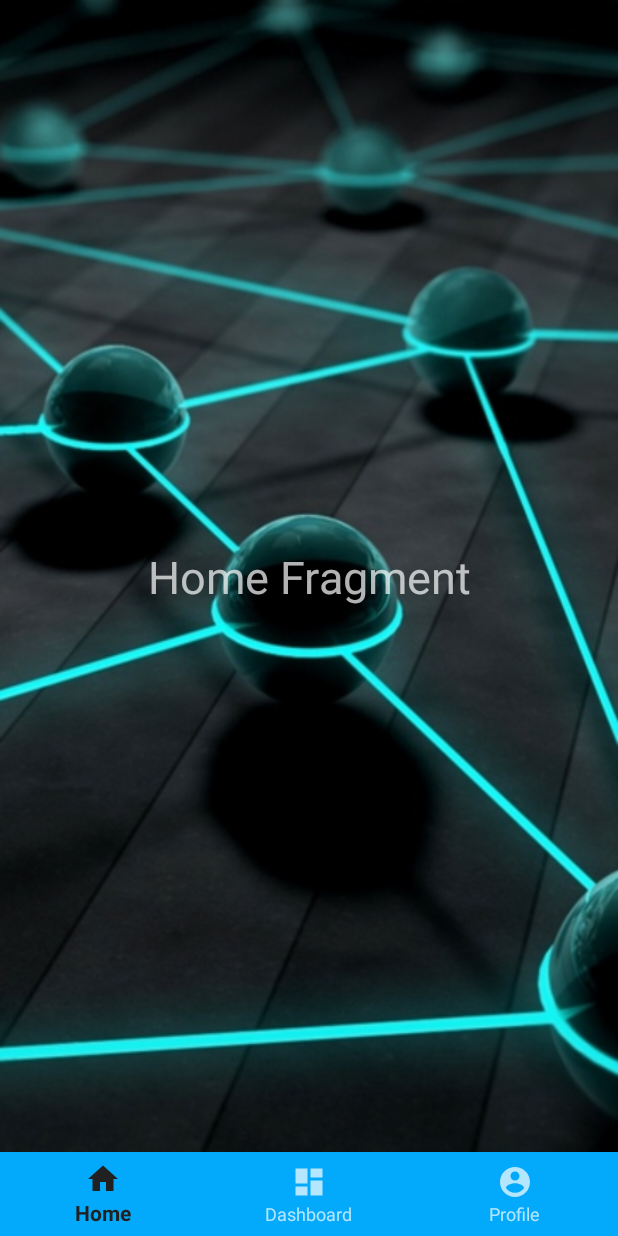
After one commit to cheese-advocate/LinkVantage-Android, an Android app: the Dash screen opened directly, with no data from a screen before it, on a phone screen of 412 x 824 dp. The commit adds this screen. Run offline under Robolectric (Android 15) with nearby library versions, the phone set to English and light mode, and no system bars.

Commit message:
All these files are needed to implement the basic bottom navigation bar. The bottom nav and dashboard are now implemented and functional. Functionality can be added as needed during the project

```diff
--- a/CompulinkApp/app/src/main/AndroidManifest.xml
+++ b/CompulinkApp/app/src/main/AndroidManifest.xml
@@ -9,7 +9,7 @@
         android:roundIcon="@mipmap/ic_launcher_round"
         android:supportsRtl="true"
         android:theme="@style/Theme.AppCompat.NoActionBar">
-
+        <activity android:name=".Dash"></activity>
         <activity android:name=".RegisterCompanyActivity" />
         <activity android:name=".LoginActivity" />
         <activity android:name=".RegisterAccount" />
--- /dev/null
+++ b/CompulinkApp/app/src/main/java/com/example/compulinkapp/Dash.java
@@ -0,0 +1,48 @@
+package com.example.compulinkapp;
+
+import androidx.annotation.NonNull;
+import androidx.appcompat.app.AppCompatActivity;
+import androidx.fragment.app.Fragment;
+
+import android.os.Bundle;
+import android.view.MenuItem;
+
+import com.google.android.material.bottomnavigation.BottomNavigationView;
+
+public class Dash extends AppCompatActivity {
+
+    @Override
+    protected void onCreate(Bundle savedInstanceState) {
+        super.onCreate(savedInstanceState);
+        setContentView(R.layout.activity_dash);
+
+        BottomNavigationView bottomNav = findViewById(R.id.bottom_navigation);
+        bottomNav.setOnNavigationItemSelectedListener(navListener);
+
+        getSupportFragmentManager().beginTransaction().replace(R.id.fragment_container, new HomeFragment()).commit();
+    }
+
+    private BottomNavigationView.OnNavigationItemSelectedListener navListener = new BottomNavigationView.OnNavigationItemSelectedListener() {
+        @Override
+        public boolean onNavigationItemSelected(@NonNull MenuItem menuItem) {
+            Fragment selectedFragment = null;
+
+            switch (menuItem.getItemId())
+            {
+                case R.id.nav_home:
+                    selectedFragment = new HomeFragment();
+                    break;
+                case R.id.nav_dashboard:
+                    selectedFragment = new DashFragment();
+                    break;
+                case R.id.nav_profile:
+                    selectedFragment = new ProfileFragment();
+                    break;
+            }
+
+            getSupportFragmentManager().beginTransaction().replace(R.id.fragment_container, selectedFragment).commit();
+
+            return true;
+        }
+    };
+}
--- /dev/null
+++ b/CompulinkApp/app/src/main/java/com/example/compulinkapp/HomeFragment.java
@@ -0,0 +1,16 @@
+package com.example.compulinkapp;
+
+import android.os.Bundle;
+import android.view.LayoutInflater;
+import android.view.View;
+import android.view.ViewGroup;
+
+import androidx.annotation.Nullable;
+import androidx.fragment.app.Fragment;
+
+public class HomeFragment extends Fragment{
+
+    public View onCreateView(LayoutInflater inflater, @Nullable ViewGroup container, @Nullable Bundle savedInstanceState) {
+        return inflater.inflate(R.layout.fragment_home, container, false);
+    }
+}
--- /dev/null
+++ b/CompulinkApp/app/src/main/res/drawable/ic_account_black.xml
@@ -0,0 +1,10 @@
+<vector xmlns:android="http://schemas.android.com/apk/res/android"
+    android:width="24dp"
+    android:height="24dp"
+    android:viewportWidth="24"
+    android:viewportHeight="24"
+    android:tint="?attr/colorControlNormal">
+  <path
+      android:fillColor="@android:color/white"
+      android:pathData="M12,2C6.48,2 2,6.48 2,12s4.48,10 10,10 10,-4.48 10,-10S17.52,2 12,2zM12,5c1.66,0 3,1.34 3,3s-1.34,3 -3,3 -3,-1.34 -3,-3 1.34,-3 3,-3zM12,19.2c-2.5,0 -4.71,-1.28 -6,-3.22 0.03,-1.99 4,-3.08 6,-3.08 1.99,0 5.97,1.09 6,3.08 -1.29,1.94 -3.5,3.22 -6,3.22z"/>
+</vector>
--- /dev/null
+++ b/CompulinkApp/app/src/main/res/drawable/ic_dashboard.xml
@@ -0,0 +1,10 @@
+<vector xmlns:android="http://schemas.android.com/apk/res/android"
+    android:width="24dp"
+    android:height="24dp"
+    android:viewportWidth="24"
+    android:viewportHeight="24"
+    android:tint="?attr/colorControlNormal">
+  <path
+      android:fillColor="@android:color/white"
+      android:pathData="M3,13h8L11,3L3,3v10zM3,21h8v-6L3,15v6zM13,21h8L21,11h-8v10zM13,3v6h8L21,3h-8z"/>
+</vector>
--- /dev/null
+++ b/CompulinkApp/app/src/main/res/layout/activity_dash.xml
@@ -0,0 +1,29 @@
+<?xml version="1.0" encoding="utf-8"?>
+<androidx.constraintlayout.widget.ConstraintLayout xmlns:android="http://schemas.android.com/apk/res/android"
+    xmlns:app="http://schemas.android.com/apk/res-auto"
+    xmlns:tools="http://schemas.android.com/tools"
+    android:layout_width="match_parent"
+    android:layout_height="match_parent"
+    tools:context=".Dash"
+    android:background="@drawable/android_background">
+
+    <FrameLayout
+        android:id="@+id/fragment_container"
+        android:layout_width="match_parent"
+        android:layout_height="match_parent"
+        android:layout_marginBottom="56dp"
+        app:layout_constraintBottom_toTopOf="@+id/bottom_navigation"
+        app:layout_constraintEnd_toEndOf="parent"
+        app:layout_constraintHorizontal_bias="1.0"
+        app:layout_constraintStart_toStartOf="parent"
+        app:layout_constraintTop_toTopOf="parent" />
+
+    <com.google.android.material.bottomnavigation.BottomNavigationView
+        android:id="@+id/bottom_navigation"
+        android:layout_width="match_parent"
+        android:layout_height="wrap_content"
+        app:layout_constraintBottom_toBottomOf="parent"
+        app:menu="@menu/bottom_navigation"
+        android:background="@color/colorAccent"/>
+
+</androidx.constraintlayout.widget.ConstraintLayout>
--- /dev/null
+++ b/CompulinkApp/app/src/main/res/layout/fragment_home.xml
@@ -0,0 +1,19 @@
+<?xml version="1.0" encoding="utf-8"?>
+<androidx.constraintlayout.widget.ConstraintLayout
+    xmlns:android="http://schemas.android.com/apk/res/android"
+    xmlns:app="http://schemas.android.com/apk/res-auto"
+    android:layout_width="match_parent"
+    android:layout_height="match_parent"
+    android:background="@drawable/android_background">
+
+    <TextView
+        android:layout_width="wrap_content"
+        android:layout_height="wrap_content"
+        android:text="Home Fragment"
+        android:textSize="30sp"
+        app:layout_constraintBottom_toBottomOf="parent"
+        app:layout_constraintEnd_toEndOf="parent"
+        app:layout_constraintStart_toStartOf="parent"
+        app:layout_constraintTop_toTopOf="parent" />
+
+</androidx.constraintlayout.widget.ConstraintLayout>
--- /dev/null
+++ b/CompulinkApp/app/src/main/res/menu/bottom_navigation.xml
@@ -0,0 +1,17 @@
+<?xml version="1.0" encoding="utf-8"?>
+<menu xmlns:android="http://schemas.android.com/apk/res/android">
+    <item
+        android:id="@+id/nav_home"
+        android:icon="@drawable/ic_home_black_24dp"
+        android:title="Home"/>
+
+    <item
+        android:id="@+id/nav_dashboard"
+        android:icon="@drawable/ic_dashboard"
+        android:title="Dashboard"/>
+
+    <item
+        android:id="@+id/nav_profile"
+        android:icon="@drawable/ic_account_black"
+        android:title="Profile"/>
+</menu>
```
Also changed, not shown: CompulinkApp/app/src/main/java/com/example/compulinkapp/DashFragment.java (added, +16 -0 lines), CompulinkApp/app/src/main/java/com/example/compulinkapp/LoginActivity.java (+10 -0 lines), CompulinkApp/app/src/main/java/com/example/compulinkapp/ProfileFragment.java (added, +16 -0 lines), CompulinkApp/app/src/main/res/layout/fragment_dash.xml (added, +19 -0 lines), CompulinkApp/app/src/main/res/layout/fragment_profile.xml (added, +19 -0 lines).
